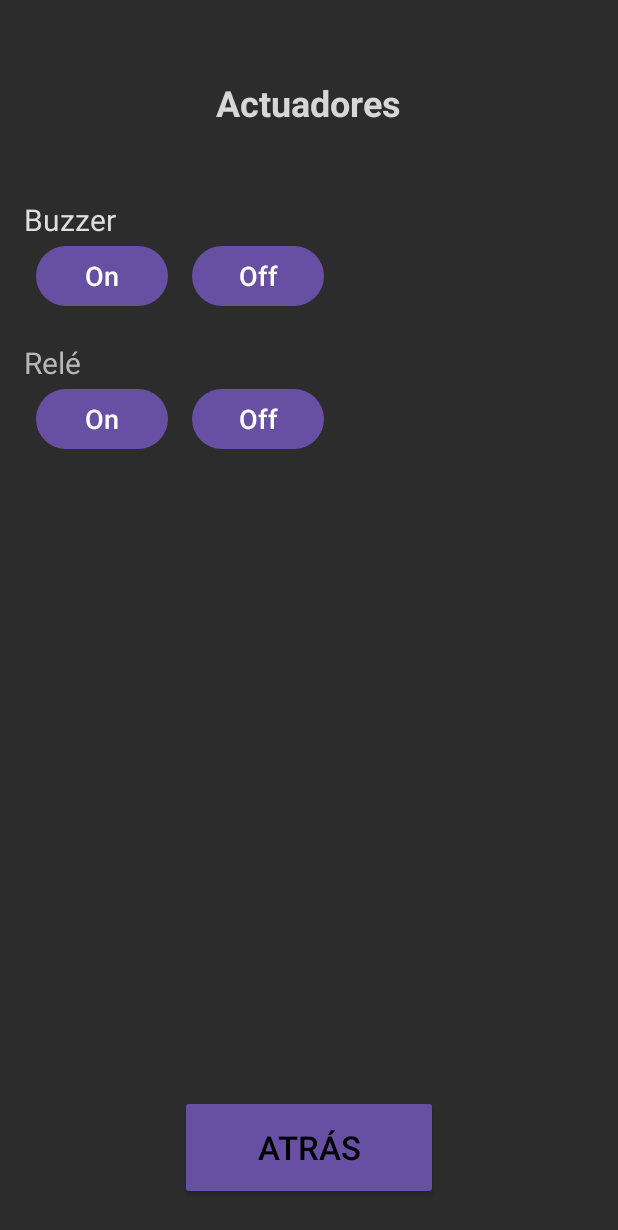
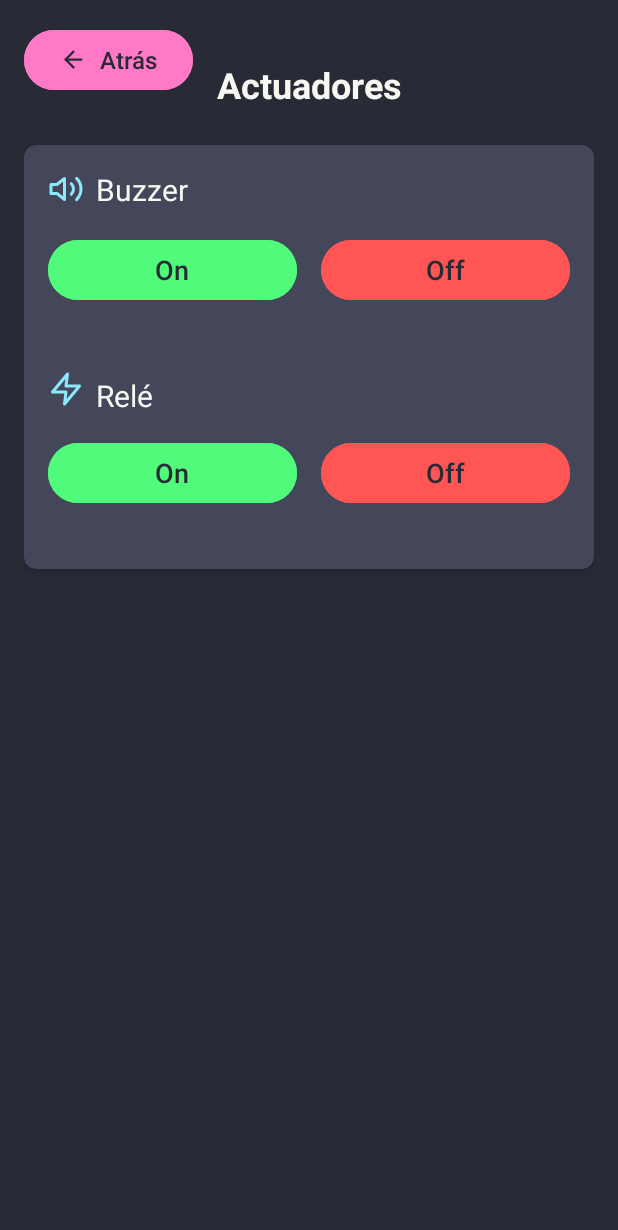
Before and after one commit to gdaunlam/SOA-2024-C2, an Android app: the Actuadores screen opened directly, with no data from a screen before it, on a phone screen of 412 x 824 dp. Shown: the top 1230 px of the screen. Run offline under Robolectric (Android 15) with nearby library versions, the light colour scheme and no system bars; libraries missing offline, so code that uses them is left out: org.eclipse.paho; 2 statements that could not run were skipped.

Commit message:
new views
update views

```diff
--- /dev/null
+++ b/AppSOA2024/app/src/main/res/drawable/ic_arrow_left.xml
@@ -0,0 +1,18 @@
+<vector xmlns:android="http://schemas.android.com/apk/res/android" xmlns:aapt="http://schemas.android.com/aapt"
+    android:viewportWidth="24"
+    android:viewportHeight="24"
+    android:width="24dp"
+    android:height="24dp">
+    <path
+        android:pathData="M12 19l-7 -7 7 -7"
+        android:strokeColor="#000000"
+        android:strokeWidth="2"
+        android:strokeLineCap="round"
+        android:strokeLineJoin="round" />
+    <path
+        android:pathData="M19 12H5"
+        android:strokeColor="#000000"
+        android:strokeWidth="2"
+        android:strokeLineCap="round"
+        android:strokeLineJoin="round" />
+</vector>
--- /dev/null
+++ b/AppSOA2024/app/src/main/res/drawable/ic_volume.xml
@@ -0,0 +1,24 @@
+<vector xmlns:android="http://schemas.android.com/apk/res/android" xmlns:aapt="http://schemas.android.com/aapt"
+    android:viewportWidth="24"
+    android:viewportHeight="24"
+    android:width="24dp"
+    android:height="24dp">
+    <path
+        android:pathData="M11 5L6 9 2 9 2 15 6 15 11 19 11 5Z"
+        android:strokeColor="#000000"
+        android:strokeWidth="2"
+        android:strokeLineCap="round"
+        android:strokeLineJoin="round" />
+    <path
+        android:pathData="M15.54 8.46a5 5 0 0 1 0 7.07"
+        android:strokeColor="#000000"
+        android:strokeWidth="2"
+        android:strokeLineCap="round"
+        android:strokeLineJoin="round" />
+    <path
+        android:pathData="M19.07 4.93a10 10 0 0 1 0 14.14"
+        android:strokeColor="#000000"
+        android:strokeWidth="2"
+        android:strokeLineCap="round"
+        android:strokeLineJoin="round" />
+</vector>
--- /dev/null
+++ b/AppSOA2024/app/src/main/res/drawable/ic_zap.xml
@@ -0,0 +1,12 @@
+<vector xmlns:android="http://schemas.android.com/apk/res/android" xmlns:aapt="http://schemas.android.com/aapt"
+    android:viewportWidth="24"
+    android:viewportHeight="24"
+    android:width="24dp"
+    android:height="24dp">
+    <path
+        android:pathData="M13 2L3 14 12 14 11 22 21 10 12 10 13 2Z"
+        android:strokeColor="#000000"
+        android:strokeWidth="2"
+        android:strokeLineCap="round"
+        android:strokeLineJoin="round" />
+</vector>
--- a/AppSOA2024/app/src/main/res/layout/activity_actuadores.xml
+++ b/AppSOA2024/app/src/main/res/layout/activity_actuadores.xml
@@ -4,46 +4,118 @@
     xmlns:tools="http://schemas.android.com/tools"
     android:layout_width="match_parent"
     android:layout_height="match_parent"
-    android:background="#2C2C2C"
+    android:background="#282a36"
     android:padding="16dp">
 
     <Button
         android:id="@+id/btnBack"
-        style="@style/Widget.AppCompat.Button"
-        android:layout_width="172dp"
-        android:layout_height="70dp"
-        android:layout_marginBottom="8dp"
+        android:layout_width="wrap_content"
+        android:layout_height="wrap_content"
         android:text="Atrás"
-        android:textColor="#000000"
-        android:textSize="22sp"
-        app:layout_constraintBottom_toBottomOf="parent"
-        app:layout_constraintEnd_toEndOf="@+id/tvTituloActuadores"
-        app:layout_constraintStart_toStartOf="@+id/tvTituloActuadores" />
+        android:textColor="#282a36"
+        android:textSize="16sp"
+        android:backgroundTint="#ff79c6"
+        app:layout_constraintTop_toTopOf="parent"
+        app:layout_constraintStart_toStartOf="parent"
+        app:icon="@drawable/ic_arrow_left"
+        app:iconTint="#282a36"/>
 
     <TextView
         android:id="@+id/tvTituloActuadores"
         android:layout_width="wrap_content"
         android:layout_height="wrap_content"
-        android:layout_marginTop="36dp"
         android:text="Actuadores"
-        android:textColor="#D7D7D7"
+        android:textColor="#f8f8f2"
         android:textSize="24sp"
         android:textStyle="bold"
+        app:layout_constraintTop_toTopOf="parent"
+        app:layout_constraintStart_toStartOf="parent"
         app:layout_constraintEnd_toEndOf="parent"
-        app:layout_constraintHorizontal_bias="0.498"
+        android:layout_marginTop="24dp"/>
+
+    <androidx.cardview.widget.CardView
+        android:id="@+id/cardActuadores"
+        android:layout_width="0dp"
+        android:layout_height="wrap_content"
+        android:layout_marginTop="24dp"
+        app:cardBackgroundColor="#44475a"
+        app:cardCornerRadius="8dp"
+        app:cardElevation="4dp"
+        app:layout_constraintTop_toBottomOf="@id/tvTituloActuadores"
         app:layout_constraintStart_toStartOf="parent"
-        app:layout_constraintTop_toTopOf="parent" />
+        app:layout_constraintEnd_toEndOf="parent">
+
+        <LinearLayout
+            android:layout_width="match_parent"
+            android:layout_height="wrap_content"
+            android:orientation="vertical"
+            android:padding="16dp">
+
+            <LinearLayout
+                android:layout_width="match_parent"
+                android:layout_height="wrap_content"
+                android:orientation="horizontal"
+                android:gravity="center_vertical"
+                android:layout_marginBottom="16dp">
+
+                <ImageView
+                    android:layout_width="24dp"
+                    android:layout_height="24dp"
+                    android:src="@drawable/ic_volume"
+                    app:tint="#8be9fd"
+                    android:layout_marginEnd="8dp"/>
 
                 <TextView
                     android:id="@+id/tvBuzzer"
                     android:layout_width="wrap_content"
                     android:layout_height="wrap_content"
-        android:layout_marginTop="48dp"
                     android:text="Buzzer"
-        android:textColor="#DEDEDE"
                     android:textSize="20sp"
-        app:layout_constraintStart_toStartOf="parent"
-        app:layout_constraintTop_toBottomOf="@id/tvTituloActuadores" />
+                    android:textColor="#f8f8f2"/>
+            </LinearLayout>
+
+            <LinearLayout
+                android:layout_width="match_parent"
+                android:layout_height="wrap_content"
+                android:orientation="horizontal"
+                android:layout_marginBottom="24dp">
+
+                <Button
+                    android:id="@+id/btnBuzzerOn"
+                    android:layout_width="0dp"
+                    android:layout_height="wrap_content"
+                    android:layout_weight="1"
+                    android:text="On"
+                    android:textSize="18sp"
+                    android:textColor="#282a36"
+                    android:backgroundTint="#50fa7b"
+                    android:layout_marginEnd="8dp"/>
+
+                <Button
+                    android:id="@+id/btnBuzzerOff"
+                    android:layout_width="0dp"
+                    android:layout_height="wrap_content"
+                    android:layout_weight="1"
+                    android:text="Off"
+                    android:textSize="18sp"
+                    android:textColor="#282a36"
+                    android:backgroundTint="#ff5555"
+                    android:layout_marginStart="8dp"/>
+            </LinearLayout>
+
+            <LinearLayout
+                android:layout_width="match_parent"
+                android:layout_height="wrap_content"
+                android:orientation="horizontal"
+                android:gravity="center_vertical"
+                android:layout_marginBottom="0dp">
+
+                <ImageView
+                    android:layout_width="24dp"
+                    android:layout_height="24dp"
+                    android:src="@drawable/ic_zap"
+                    app:tint="#8be9fd"
+                    android:layout_marginEnd="8dp"/>
 
                 <TextView
                         android:id="@+id/tvRele"
@@ -51,49 +123,42 @@
                         android:layout_height="wrap_content"
                         android:layout_marginTop="20dp"
                         android:text="Relé"
-        android:textColor="#B8B8B8"
                         android:textSize="20sp"
-        app:layout_constraintStart_toStartOf="parent"
-        app:layout_constraintTop_toBottomOf="@id/btnBuzzerOn" />
+                        android:textColor="#f8f8f2"
+                        android:layout_marginBottom="16dp"/>
+            </LinearLayout>
 
-    <Button
-        android:id="@+id/btnBuzzerOn"
-        android:layout_width="wrap_content"
+            <LinearLayout
+                android:layout_width="match_parent"
                 android:layout_height="wrap_content"
-        android:layout_marginStart="8dp"
-        android:text="On"
-        android:textSize="18sp"
-        app:layout_constraintStart_toStartOf="@+id/tvBuzzer"
-        app:layout_constraintTop_toBottomOf="@+id/tvBuzzer" />
-
-    <Button
-        android:id="@+id/btnBuzzerOff"
-        android:layout_width="wrap_content"
-        android:layout_height="wrap_content"
-        android:layout_marginStart="16dp"
-        android:text="Off"
-        android:textSize="18sp"
-        app:layout_constraintStart_toEndOf="@id/btnBuzzerOn"
-        app:layout_constraintTop_toTopOf="@id/btnBuzzerOn" />
+                android:orientation="horizontal"
+                android:layout_marginBottom="24dp">
 
                 <Button
                     android:id="@+id/btnReleOn"
-        android:layout_width="wrap_content"
+                    android:layout_width="0dp"
                     android:layout_height="wrap_content"
-        android:layout_marginStart="8dp"
+                    android:layout_weight="1"
                     android:text="On"
                     android:textSize="18sp"
-        app:layout_constraintStart_toStartOf="@+id/tvRele"
-        app:layout_constraintTop_toBottomOf="@+id/tvRele" />
+                    android:textColor="#282a36"
+                    android:backgroundTint="#50fa7b"
+                    android:layout_marginEnd="8dp"/>
 
                 <Button
                     android:id="@+id/btnReleOff"
-        android:layout_width="wrap_content"
+                    android:layout_width="0dp"
                     android:layout_height="wrap_content"
-        android:layout_marginStart="16dp"
+                    android:layout_weight="1"
                     android:text="Off"
                     android:textSize="18sp"
-        app:layout_constraintStart_toEndOf="@id/btnReleOn"
-        app:layout_constraintTop_toTopOf="@id/btnReleOn" />
+                    android:textColor="#282a36"
+                    android:backgroundTint="#ff5555"
+                    android:layout_marginStart="8dp"/>
+            </LinearLayout>
+
+        </LinearLayout>
+
+    </androidx.cardview.widget.CardView>
 
 </androidx.constraintlayout.widget.ConstraintLayout>
```
Also changed, not shown: AppSOA2024/app/src/main/res/drawable/ic_droplets.xml (added, +18 -0 lines), AppSOA2024/app/src/main/res/drawable/ic_lock.xml (added, +18 -0 lines), AppSOA2024/app/src/main/res/drawable/ic_thermometer.xml (added, +12 -0 lines), AppSOA2024/app/src/main/res/drawable/ic_wind.xml (added, +12 -0 lines), AppSOA2024/app/src/main/res/layout/activity_main.xml (+150 -74 lines). Lines whose indentation alone changed are shown as unchanged.
